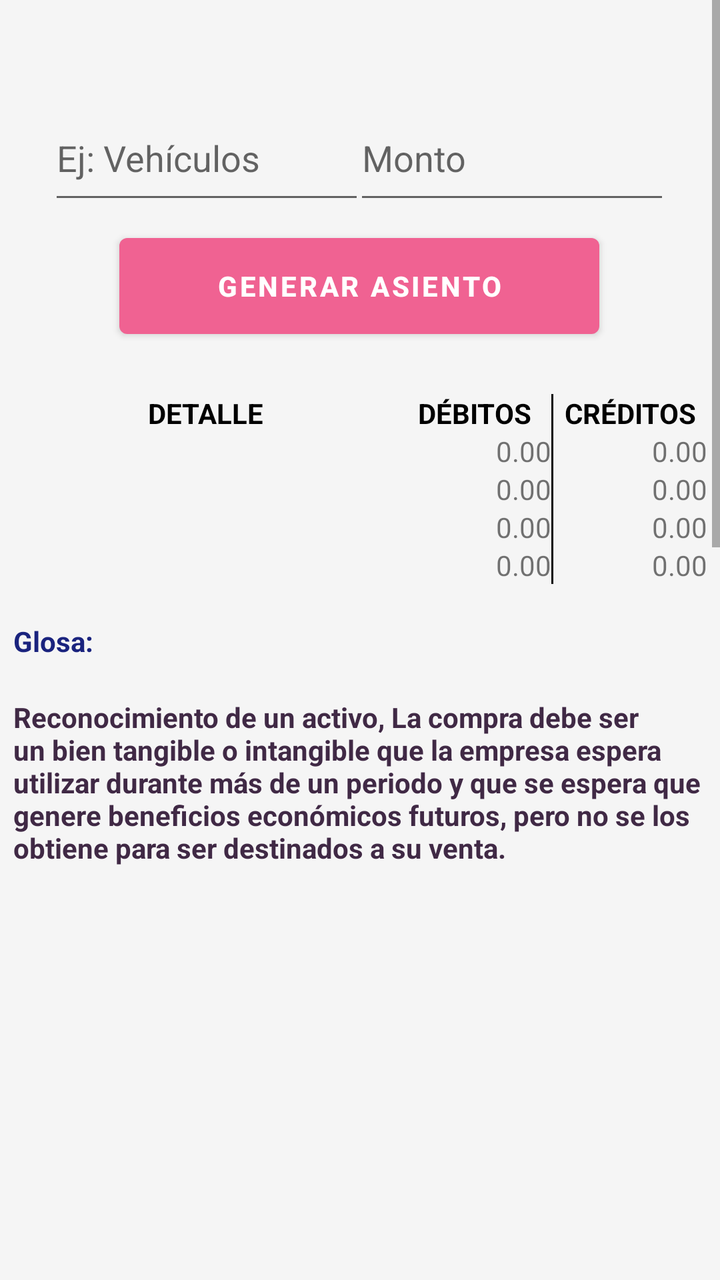
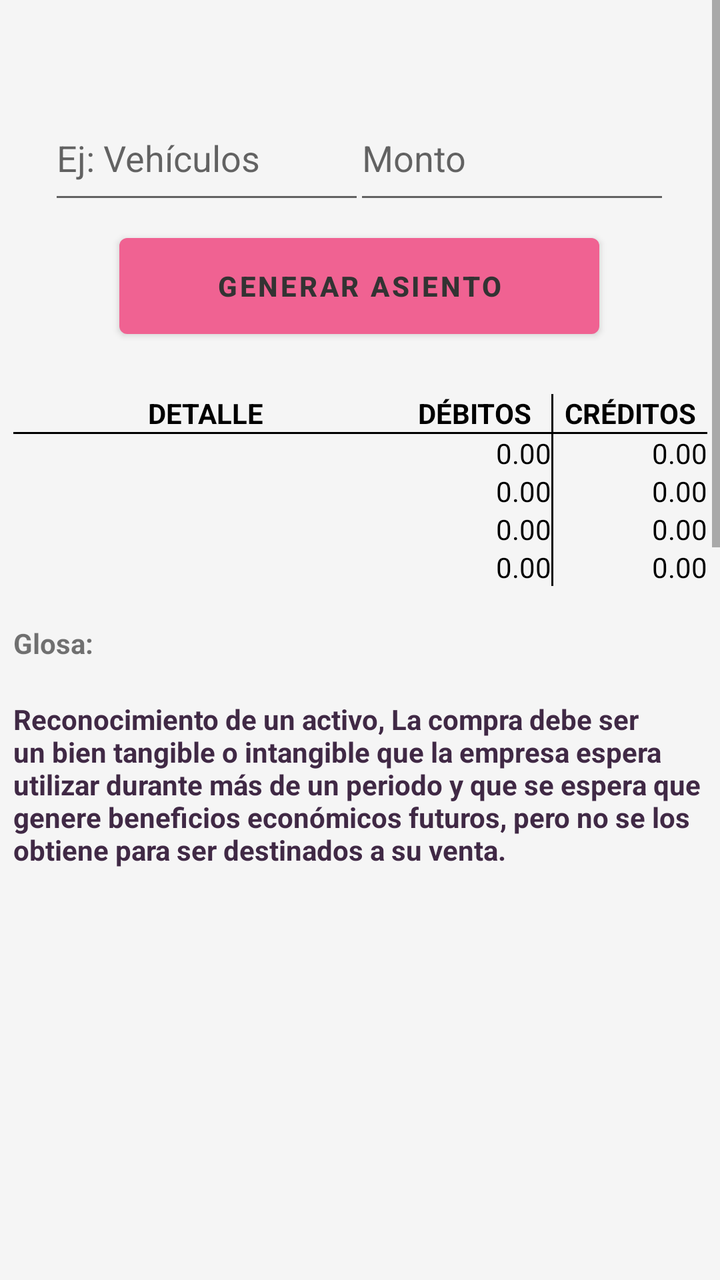

Before-and-after screenshots of an Android layout around one commit, followed by the original layout XML and the change that was made.
<!-- AndroidManifest.xml: application theme Theme.ContabilidadBasicaBolivia -->
<!-- res/layout/activity_venta_activos.xml -->
<?xml version="1.0" encoding="utf-8"?>
<ScrollView
    xmlns:android="http://schemas.android.com/apk/res/android"
    xmlns:app="http://schemas.android.com/apk/res-auto"
    xmlns:tools="http://schemas.android.com/tools"
    android:layout_width="match_parent"
    android:layout_height="match_parent"
    android:background="#F5F5F5"
    tools:context="com.datos.contabilidadbasicabolivia.venta_Activos">

    <androidx.constraintlayout.widget.ConstraintLayout
        android:layout_width="match_parent"
        android:layout_height="wrap_content">

        <EditText
            android:id="@+id/editTextNumber"
            android:layout_width="158dp"
            android:layout_height="59dp"
            android:layout_marginTop="48dp"
            android:ems="10"
            android:textColor="@color/black"
            android:hint="Ej: Vehículos"
            android:inputType="text"
            app:layout_constraintEnd_toEndOf="parent"
            app:layout_constraintHorizontal_bias="0.121"
            app:layout_constraintStart_toStartOf="parent"
            app:layout_constraintTop_toTopOf="parent" />

        <EditText
            android:id="@+id/editTextNumber1"
            android:layout_width="158dp"
            android:layout_height="59dp"
            android:layout_marginTop="48dp"
            android:ems="10"
            android:hint="Monto"
            android:textColor="@color/black"
            android:inputType="text"
            app:layout_constraintBottom_toTopOf="@+id/button"
            app:layout_constraintEnd_toEndOf="parent"
            app:layout_constraintHorizontal_bias="0.877"
            app:layout_constraintStart_toStartOf="parent"
            app:layout_constraintTop_toTopOf="parent"
            app:layout_constraintVertical_bias="0.0" />

        <Button
            android:id="@+id/button"
            android:layout_width="240dp"
            android:layout_height="60dp"
            android:layout_marginTop="6dp"
            android:onClick="Generar"
            android:text="Generar Asiento"
            android:textStyle="bold"
            android:textColor="#ffffff"
            android:theme="@style/button"
            app:layout_constraintEnd_toEndOf="parent"
            app:layout_constraintHorizontal_bias="0.497"
            app:layout_constraintStart_toStartOf="parent"
            app:layout_constraintTop_toBottomOf="@+id/editTextNumber" />

        <TableLayout
            android:layout_width="347dp"
            android:layout_height="1300dp"
            android:layout_marginTop="24dp"
            app:layout_constraintBottom_toBottomOf="parent"
            app:layout_constraintEnd_toEndOf="parent"
            app:layout_constraintStart_toStartOf="parent"
            app:layout_constraintTop_toBottomOf="@+id/button"
            app:layout_constraintVertical_bias="0.0">

            <TableRow
                android:layout_width="match_parent"
                android:layout_height="wrap_content">

                <TextView
                    android:id="@+id/textView1"
                    android:layout_width="0dp"
                    android:layout_height="wrap_content"
                    android:layout_weight="2.5"
                    android:gravity="center"
                    android:textColor="#000000"
                    android:text="DETALLE"
                    android:textStyle="bold" />

                <TextView
                    android:id="@+id/textView2"
                    android:layout_width="0dp"
                    android:layout_height="wrap_content"
                    android:layout_weight="1"
                    android:gravity="center"
                    android:textColor="#000000"
                    android:text="DÉBITOS"
                    android:textStyle="bold" />


                <View
                    android:layout_width="1dp"
                    android:layout_height="match_parent"
                    android:background="#000000" />

                <TextView
                    android:id="@+id/textView3"
                    android:layout_width="0dp"
                    android:layout_height="wrap_content"
                    android:layout_weight="1"
                    android:gravity="center"
                    android:textColor="#000000"
                    android:text="CRÉDITOS"
                    android:textStyle="bold" />
            </TableRow>

            <TableRow
                android:layout_width="match_parent"
                android:layout_height="wrap_content">

                <TextView
                    android:id="@+id/espacioletras1"
                    android:layout_width="0dp"
                    android:layout_height="wrap_content"
                    android:layout_weight="2.5"
                    android:fontFamily="@font/sriracha"
                    android:text="" />

                <TextView
                    android:id="@+id/espacio_01"
                    android:layout_width="0dp"
                    android:layout_height="wrap_content"
                    android:layout_weight="1"
                    android:gravity="right"
                    android:text="0.00" />

                <View
                    android:layout_width="1dp"
                    android:layout_height="match_parent"
                    android:background="#000000" />

                <TextView
                    android:id="@+id/espacio_02"
                    android:layout_width="0dp"
                    android:layout_height="wrap_content"
                    android:layout_weight="1"
                    android:gravity="right"
                    android:text="0.00" />
            </TableRow>

            <TableRow
                android:layout_width="match_parent"
                android:layout_height="wrap_content">

                <TextView
                    android:id="@+id/espacioliteral2"
                    android:layout_width="0dp"
                    android:layout_height="wrap_content"
                    android:layout_weight="2.5"
                    android:fontFamily="@font/sriracha"
                    android:text="" />

                <TextView
                    android:id="@+id/espacio_03"
                    android:layout_width="0dp"
                    android:layout_height="wrap_content"
                    android:layout_weight="1"
                    android:gravity="right"
                    android:text="0.00" />

                <View
                    android:layout_width="1dp"
                    android:layout_height="match_parent"
                    android:background="#000000" />

                <TextView
                    android:id="@+id/espacio_04"
                    android:layout_width="0dp"
                    android:layout_height="wrap_content"
                    android:layout_weight="1"
                    android:gravity="right"
                    android:text="0.00" />
            </TableRow>

            <TableRow
                android:layout_width="match_parent"
                android:layout_height="wrap_content">

                <TextView
                    android:id="@+id/espacioliteral3"
                    android:layout_width="0dp"
                    android:layout_height="wrap_content"
                    android:layout_weight="2.5"
                    android:fontFamily="@font/sriracha"
                    android:text="" />

                <TextView
                    android:id="@+id/espacio_05"
                    android:layout_width="0dp"
                    android:layout_height="wrap_content"
                    android:layout_weight="1"
                    android:gravity="right"
                    android:text="0.00" />

                <View
                    android:layout_width="1dp"
                    android:layout_height="match_parent"
                    android:background="#000000" />

                <TextView
                    android:id="@+id/espacio_06"
                    android:layout_width="0dp"
                    android:layout_height="wrap_content"
                    android:layout_weight="1"
                    android:gravity="right"
                    android:text="0.00" />
            </TableRow>

            <TableRow
                android:layout_width="match_parent"
                android:layout_height="wrap_content">

                <TextView
                    android:id="@+id/textView32"
                    android:layout_width="0dp"
                    android:layout_height="wrap_content"
                    android:layout_weight="2.5"
                    android:fontFamily="@font/sriracha"
                    android:text="" />

                <TextView
                    android:id="@+id/espacio_07"
                    android:layout_width="0dp"
                    android:layout_height="wrap_content"
                    android:layout_weight="1"
                    android:gravity="right"
                    android:text="0.00" />

                <View
                    android:layout_width="1dp"
                    android:layout_height="match_parent"
                    android:background="#000000" />

                <TextView
                    android:id="@+id/espacio_08"
                    android:layout_width="0dp"
                    android:layout_height="wrap_content"
                    android:layout_weight="1"
                    android:gravity="right"
                    android:text="0.00" />
            </TableRow>

            <TableRow
                android:layout_width="match_parent"
                android:layout_height="wrap_content">

                <TextView
                    android:id="@+id/glosanull"
                    android:layout_width="0dp"
                    android:layout_height="wrap_content"
                    android:layout_weight="2.5"
                    android:textStyle="bold" />
            </TableRow>

            <TableRow
                android:id="@+id/tableRow"
                android:layout_width="match_parent"
                android:layout_height="wrap_content">

                <TextView
                    android:id="@+id/glosa_01"
                    android:layout_width="0dp"
                    android:layout_height="wrap_content"
                    android:layout_weight="2.5"
                    android:maxLines="11"
                    android:text="Glosa:"
                    android:textColor="#1A237E"
                    android:textStyle="bold" />
            </TableRow>

            <TableRow
                android:layout_width="match_parent"
                android:layout_height="wrap_content">

                <TextView
                    android:id="@+id/glosanull2"
                    android:layout_width="0dp"
                    android:layout_height="wrap_content"
                    android:layout_weight="2.5"
                    android:textStyle="bold" />
            </TableRow>

            <TableRow
                android:layout_width="match_parent"
                android:layout_height="wrap_content">

                <TextView
                    android:id="@+id/informacion"
                    android:layout_width="0dp"
                    android:layout_height="wrap_content"
                    android:layout_weight="2.5"
                    android:maxLines="11"
                    android:text="Reconocimiento de un activo, La compra debe ser un bien tangible o intangible que la empresa espera utilizar durante más de un periodo y que se espera que genere beneficios económicos futuros, pero no se los obtiene para ser destinados a su venta."
                    android:textColor="#402945"
                    android:textStyle="bold" />
            </TableRow>

            <TableRow
                android:layout_width="match_parent"
                android:layout_height="wrap_content">

                <TextView
                    android:id="@+id/notanull"
                    android:layout_width="0dp"
                    android:layout_height="wrap_content"
                    android:layout_weight="2.5"
                    android:textStyle="bold" />
            </TableRow>

            <TableRow
                android:layout_width="match_parent"
                android:layout_height="wrap_content">

                <TextView
                    android:id="@+id/nota1"
                    android:layout_width="0dp"
                    android:layout_height="wrap_content"
                    android:layout_weight="2.5"
                    android:maxLines="11"
                    android:textColor="#FF0000"
                    android:textStyle="bold" />
            </TableRow>

            <TableRow
                android:layout_width="match_parent"
                android:layout_height="wrap_content">

                <TextView
                    android:id="@+id/notanull1"
                    android:layout_width="0dp"
                    android:layout_height="wrap_content"
                    android:layout_weight="2.5"
                    android:textColor="#402945"
                    android:textStyle="bold" />
            </TableRow>

            <TableRow
                android:layout_width="match_parent"
                android:layout_height="wrap_content">

                <TextView
                    android:id="@+id/nota2"
                    android:layout_width="0dp"
                    android:layout_height="wrap_content"
                    android:layout_weight="2.5"
                    android:maxLines="11"
                    android:textColor="#402945"
                    android:textStyle="bold" />
            </TableRow>

            <TableRow
                android:layout_width="match_parent"
                android:layout_height="wrap_content">

                <TextView
                    android:id="@+id/nota3"
                    android:layout_width="0dp"
                    android:layout_height="wrap_content"
                    android:layout_weight="2.5"
                    android:maxLines="11"
                    android:textColor="#402945"
                    android:textStyle="bold" />
            </TableRow>

            <TableRow
                android:layout_width="match_parent"
                android:layout_height="wrap_content">

                <TextView
                    android:layout_width="0dp"
                    android:layout_height="wrap_content"
                    android:layout_weight="2.5"
                    android:maxLines="6"
                    android:textColor="#402945"
                    android:textStyle="bold" />
            </TableRow>

            <TableRow
                android:layout_width="match_parent"
                android:layout_height="wrap_content">

                <TextView
                    android:id="@+id/nota4"
                    android:layout_width="0dp"
                    android:layout_height="wrap_content"
                    android:layout_weight="2.5"
                    android:maxLines="6"
                    android:textColor="#402945"
                    android:textStyle="bold" />
            </TableRow>

            <TableRow
                android:layout_width="match_parent"
                android:layout_height="wrap_content">

                <TextView
                    android:layout_width="0dp"
                    android:layout_height="wrap_content"
                    android:layout_weight="2.5"
                    android:maxLines="11"
                    android:textColor="#402945"
                    android:textStyle="bold" />
            </TableRow>

            <TableRow
                android:layout_width="match_parent"
                android:layout_height="wrap_content">

                <TextView
                    android:id="@+id/nota5"
                    android:layout_width="0dp"
                    android:layout_height="wrap_content"
                    android:layout_weight="2.5"
                    android:maxLines="11"
                    android:textColor="#402945"
                    android:textStyle="bold" />
            </TableRow>

            <TableRow
                android:layout_width="match_parent"
                android:layout_height="wrap_content">

                <TextView
                    android:layout_width="0dp"
                    android:layout_height="wrap_content"
                    android:layout_weight="2.5"
                    android:maxLines="6"
                    android:textColor="#402945"
                    android:textStyle="bold" />
            </TableRow>

            <TableRow
                android:layout_width="match_parent"
                android:layout_height="wrap_content">

                <TextView
                    android:layout_width="0dp"
                    android:layout_height="wrap_content"
                    android:layout_weight="2.5"
                    android:maxLines="6"
                    android:textColor="#402945"
                    android:textStyle="bold" />
            </TableRow>

            <TableRow
                android:layout_width="match_parent"
                android:layout_height="wrap_content">

                <TextView
                    android:layout_width="0dp"
                    android:layout_height="wrap_content"
                    android:layout_weight="2.5"
                    android:maxLines="6"
                    android:textColor="#402945"
                    android:textStyle="bold" />
            </TableRow>

            <TableRow
                android:layout_width="match_parent"
                android:layout_height="wrap_content">

                <TextView
                    android:layout_width="0dp"
                    android:layout_height="wrap_content"
                    android:layout_weight="2.5"
                    android:maxLines="6"
                    android:textColor="#402945"
                    android:textStyle="bold" />
            </TableRow>

            <TableRow
                android:layout_width="match_parent"
                android:layout_height="wrap_content">

                <TextView
                    android:layout_width="0dp"
                    android:layout_height="wrap_content"
                    android:layout_weight="2.5"
                    android:maxLines="6"
                    android:textColor="#402945"
                    android:textStyle="bold" />
            </TableRow>

            <TableRow
                android:layout_width="match_parent"
                android:layout_height="wrap_content">

                <TextView
                    android:layout_width="0dp"
                    android:layout_height="wrap_content"
                    android:layout_weight="2.5"
                    android:maxLines="6"
                    android:textColor="#402945"
                    android:textStyle="bold" />
            </TableRow>

            <TableRow
                android:layout_width="match_parent"
                android:layout_height="wrap_content">

                <TextView
                    android:layout_width="0dp"
                    android:layout_height="wrap_content"
                    android:layout_weight="2.5"
                    android:maxLines="6"
                    android:textColor="#402945"
                    android:textStyle="bold" />
            </TableRow>


        </TableLayout>
    </androidx.constraintlayout.widget.ConstraintLayout>
</ScrollView>
<!-- resources referenced by this layout -->
<resources>
  <color name="black">#FF000000</color>
  <style name="button" parent="Theme.AppCompat.Light.NoActionBar">
          <item name="colorPrimary">@color/pink</item>
          <item name="colorPrimaryVariant">@color/lightGray</item>
          <item name="android:textColorPrimary">@color/navy</item>
          <item name="android:statusBarColor">@color/darkGreen</item>
      </style>
  <style name="Theme.ContabilidadBasicaBolivia" parent="Base.Theme.ContabilidadBasicaBolivia" />
  <color name="pink">#F06292</color>
  <color name="lightGray">#D3D3D3</color>
  <color name="navy">#000080</color>
  <color name="darkGreen">#006400</color>
  <style name="Base.Theme.ContabilidadBasicaBolivia" parent="Theme.MaterialComponents.DayNight.NoActionBar">
          
          
          <item name="colorPrimary">@color/white</item>
          <item name="colorPrimaryVariant">@color/black</item>
          <item name="android:textColorPrimary">@color/white</item>
          <item name="android:statusBarColor">@color/red</item>
  
      </style>
  <color name="white">#FFFFFFFF</color>
  <color name="red">#5DC1B9</color>
</resources>

<!-- the commit's change to res/layout/activity_venta_activos.xml (unified diff, before → after) -->
@@ -5,12 +5,12 @@
     xmlns:tools="http://schemas.android.com/tools"
     android:layout_width="match_parent"
     android:layout_height="match_parent"
-    android:background="#F5F5F5"
     tools:context="com.datos.contabilidadbasicabolivia.venta_Activos">
 
     <androidx.constraintlayout.widget.ConstraintLayout
         android:layout_width="match_parent"
-        android:layout_height="wrap_content">
+        android:layout_height="wrap_content"
+        android:background="#F5F5F5">
 
         <EditText
             android:id="@+id/editTextNumber"
@@ -50,7 +50,7 @@
             android:onClick="Generar"
             android:text="Generar Asiento"
             android:textStyle="bold"
-            android:textColor="#ffffff"
+            android:textColor="#333333"
             android:theme="@style/button"
             app:layout_constraintEnd_toEndOf="parent"
             app:layout_constraintHorizontal_bias="0.497"
@@ -107,6 +107,10 @@
                     android:text="CRÉDITOS"
                     android:textStyle="bold" />
             </TableRow>
+            <View
+                android:layout_width="match_parent"
+                android:layout_height="1dp"
+                android:background="#000000" />
 
             <TableRow
                 android:layout_width="match_parent"
@@ -118,6 +122,7 @@
                     android:layout_height="wrap_content"
                     android:layout_weight="2.5"
                     android:fontFamily="@font/sriracha"
+                    android:textColor="@color/black"
                     android:text="" />
 
                 <TextView
@@ -126,6 +131,7 @@
                     android:layout_height="wrap_content"
                     android:layout_weight="1"
                     android:gravity="right"
+                    android:textColor="@color/black"
                     android:text="0.00" />
 
                 <View
@@ -139,6 +145,7 @@
                     android:layout_height="wrap_content"
                     android:layout_weight="1"
                     android:gravity="right"
+                    android:textColor="@color/black"
                     android:text="0.00" />
             </TableRow>
 
@@ -152,6 +159,7 @@
                     android:layout_height="wrap_content"
                     android:layout_weight="2.5"
                     android:fontFamily="@font/sriracha"
+                    android:textColor="@color/black"
                     android:text="" />
 
                 <TextView
@@ -160,6 +168,7 @@
                     android:layout_height="wrap_content"
                     android:layout_weight="1"
                     android:gravity="right"
+                    android:textColor="@color/black"
                     android:text="0.00" />
 
                 <View
@@ -173,6 +182,7 @@
                     android:layout_height="wrap_content"
                     android:layout_weight="1"
                     android:gravity="right"
+                    android:textColor="@color/black"
                     android:text="0.00" />
             </TableRow>
 
@@ -186,6 +196,7 @@
                     android:layout_height="wrap_content"
                     android:layout_weight="2.5"
                     android:fontFamily="@font/sriracha"
+                    android:textColor="@color/black"
                     android:text="" />
 
                 <TextView
@@ -194,6 +205,7 @@
                     android:layout_height="wrap_content"
                     android:layout_weight="1"
                     android:gravity="right"
+                    android:textColor="@color/black"
                     android:text="0.00" />
 
                 <View
@@ -207,6 +219,7 @@
                     android:layout_height="wrap_content"
                     android:layout_weight="1"
                     android:gravity="right"
+                    android:textColor="@color/black"
                     android:text="0.00" />
             </TableRow>
 
@@ -220,6 +233,7 @@
                     android:layout_height="wrap_content"
                     android:layout_weight="2.5"
                     android:fontFamily="@font/sriracha"
+                    android:textColor="@color/black"
                     android:text="" />
 
                 <TextView
@@ -228,6 +242,7 @@
                     android:layout_height="wrap_content"
                     android:layout_weight="1"
                     android:gravity="right"
+                    android:textColor="@color/black"
                     android:text="0.00" />
 
                 <View
@@ -241,6 +256,7 @@
                     android:layout_height="wrap_content"
                     android:layout_weight="1"
                     android:gravity="right"
+                    android:textColor="@color/black"
                     android:text="0.00" />
             </TableRow>
 
@@ -268,7 +284,6 @@
                     android:layout_weight="2.5"
                     android:maxLines="11"
                     android:text="Glosa:"
-                    android:textColor="#1A237E"
                     android:textStyle="bold" />
             </TableRow>
 
